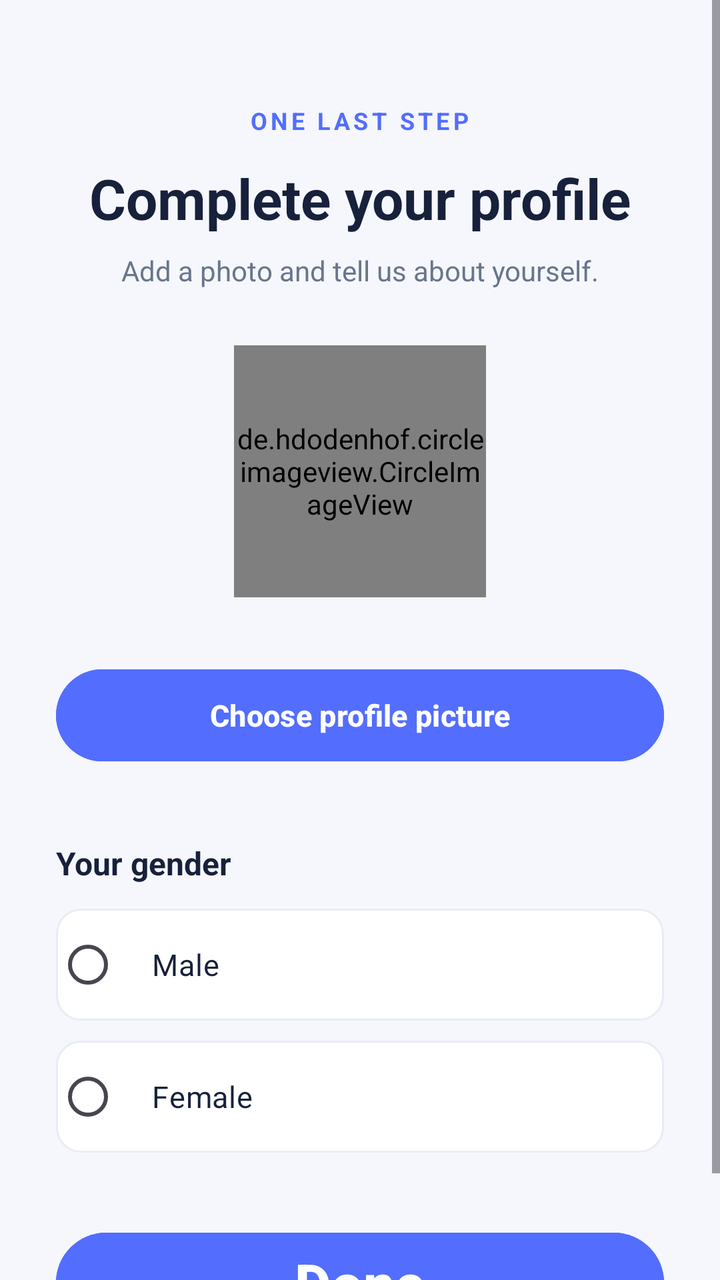
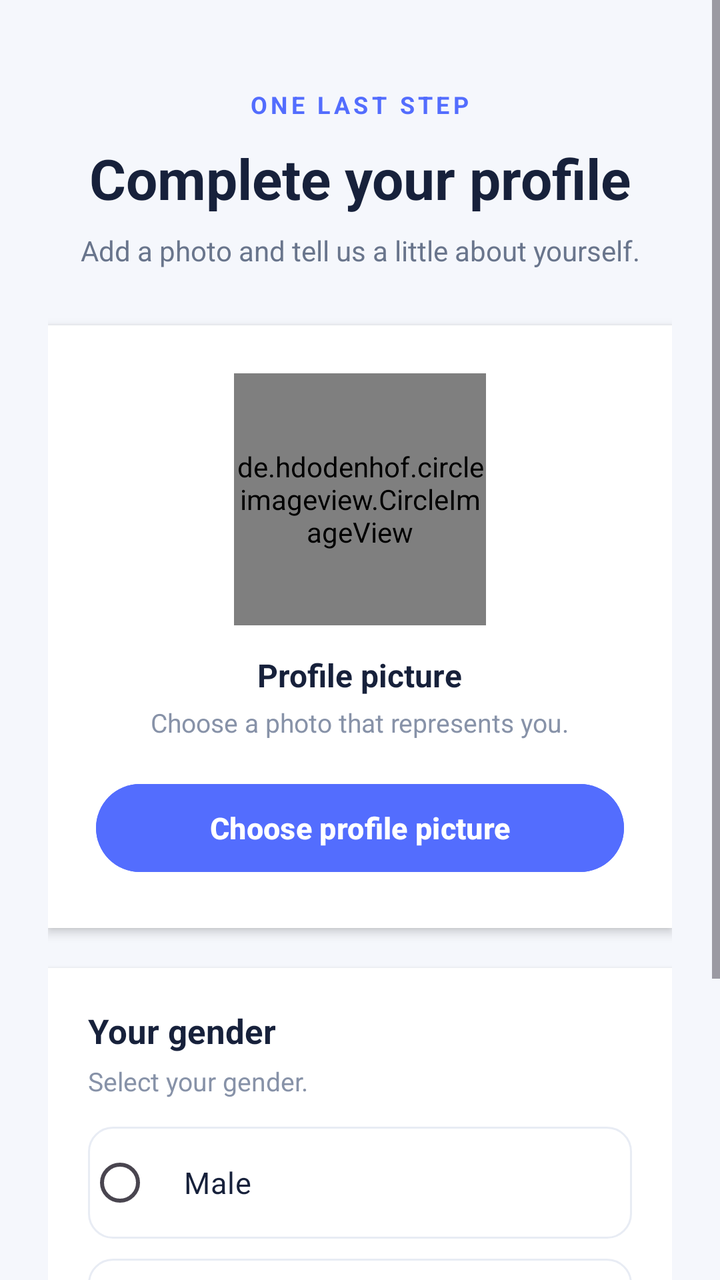

An Android layout rendered at two revisions. The XML below is the earlier revision; the diff shows what the commit changed to produce the second picture.
<!-- AndroidManifest.xml: application theme Theme.FindProfessionals -->
<!-- res/layout/activity_set_image.xml -->
<?xml version="1.0" encoding="utf-8"?>
<androidx.constraintlayout.widget.ConstraintLayout
    xmlns:android="http://schemas.android.com/apk/res/android"
    xmlns:app="http://schemas.android.com/apk/res-auto"
    xmlns:tools="http://schemas.android.com/tools"
    android:id="@+id/main"
    android:layout_width="match_parent"
    android:layout_height="match_parent"
    android:background="#F5F7FC"
    tools:context=".SetImageActivity">

    <ScrollView
        android:layout_width="0dp"
        android:layout_height="0dp"
        android:fillViewport="true"
        app:layout_constraintTop_toTopOf="parent"
        app:layout_constraintBottom_toBottomOf="parent"
        app:layout_constraintStart_toStartOf="parent"
        app:layout_constraintEnd_toEndOf="parent">

        <LinearLayout
            android:layout_width="match_parent"
            android:layout_height="wrap_content"
            android:orientation="vertical"
            android:padding="28dp"
            android:gravity="center_horizontal">

            

            <TextView
                android:layout_width="wrap_content"
                android:layout_height="wrap_content"
                android:layout_marginTop="24dp"
                android:text="ONE LAST STEP"
                android:textColor="#536DFE"
                android:textSize="12sp"
                android:textStyle="bold"
                android:letterSpacing="0.15" />

            <TextView
                android:layout_width="match_parent"
                android:layout_height="wrap_content"
                android:layout_marginTop="12dp"
                android:text="Complete your profile"
                android:textColor="#17213B"
                android:textSize="28sp"
                android:textStyle="bold"
                android:gravity="center" />

            <TextView
                android:layout_width="match_parent"
                android:layout_height="wrap_content"
                android:layout_marginTop="8dp"
                android:text="Add a photo and tell us about yourself."
                android:textColor="#69758C"
                android:textSize="14sp"
                android:gravity="center" />

            












            <de.hdodenhof.circleimageview.CircleImageView
                android:id="@+id/imgProfile"
                android:layout_width="126dp"
                android:layout_height="126dp"
                android:padding="1dp"
                android:layout_marginTop="28dp"
                android:layout_marginBottom="12dp"
                android:src="@drawable/base_img"/>

            

            <Button
                android:id="@+id/btnChooseImage"
                android:layout_width="match_parent"
                android:layout_height="54dp"
                android:layout_marginTop="20dp"
                android:backgroundTint="#536DFE"
                android:text="Choose profile picture"
                android:textColor="#FFFFFF"
                android:textAllCaps="false"
                android:textSize="15sp"
                android:textStyle="bold" />

            

            <TextView
                android:layout_width="match_parent"
                android:layout_height="wrap_content"
                android:layout_marginTop="36dp"
                android:text="Your gender"
                android:textColor="#17213B"
                android:textSize="16sp"
                android:textStyle="bold" />

            

            <RadioGroup
                android:id="@+id/radioGroupGender"
                android:layout_width="match_parent"
                android:layout_height="wrap_content"
                android:layout_marginTop="12dp"
                android:orientation="vertical">

                <RadioButton
                    android:id="@+id/radioMale"
                    android:layout_width="match_parent"
                    android:layout_height="56dp"
                    android:background="@drawable/bg_gender"
                    android:buttonTint="#536DFE"
                    android:paddingStart="16dp"
                    android:paddingEnd="16dp"
                    android:text="Male"
                    android:textColor="#17213B"
                    android:textSize="15sp" />

                <RadioButton
                    android:id="@+id/radioFemale"
                    android:layout_width="match_parent"
                    android:layout_height="56dp"
                    android:layout_marginTop="10dp"
                    android:background="@drawable/bg_gender"
                    android:buttonTint="#536DFE"
                    android:paddingStart="16dp"
                    android:paddingEnd="16dp"
                    android:text="Female"
                    android:textColor="#17213B"
                    android:textSize="15sp" />

            </RadioGroup>

            

            <Button
                android:id="@+id/btnFinisReg"
                android:layout_width="match_parent"
                android:layout_height="58dp"
                android:layout_marginTop="36dp"
                android:backgroundTint="#536DFE"
                android:text="Done"
                android:textAllCaps="false"
                android:textColor="#FFFFFF"
                android:textSize="28sp"
                android:textStyle="bold" />

        </LinearLayout>

    </ScrollView>

</androidx.constraintlayout.widget.ConstraintLayout>
<!-- resources referenced by this layout -->
<resources>
  <!-- drawable base_img: png bitmap (drawable-nodpi, 7294 bytes) -->
  <!-- drawable bg_gender (drawable) -->
  <?xml version="1.0" encoding="utf-8"?>
  <selector xmlns:android="http://schemas.android.com/apk/res/android">
  
      <item android:state_checked="true">
          <shape android:shape="rectangle">
              <solid android:color="#EEF0FF" />
              <corners android:radius="12dp" />
              <stroke
                  android:width="2dp"
                  android:color="#536DFE" />
          </shape>
      </item>
  
      <item>
          <shape android:shape="rectangle">
              <solid android:color="#FFFFFF" />
              <corners android:radius="12dp" />
              <stroke
                  android:width="1dp"
                  android:color="#E8ECF4" />
          </shape>
      </item>
  
  </selector>
  <style name="Theme.FindProfessionals" parent="Base.Theme.FindProfessionals" />
  <style name="Base.Theme.FindProfessionals" parent="Theme.Material3.DayNight.NoActionBar">
          
          
      </style>
</resources>

<!-- the commit's change to res/layout/activity_set_image.xml (unified diff, before → after) -->
@@ -13,6 +13,7 @@
         android:layout_width="0dp"
         android:layout_height="0dp"
         android:fillViewport="true"
+        android:clipToPadding="false"
         app:layout_constraintTop_toTopOf="parent"
         app:layout_constraintBottom_toBottomOf="parent"
         app:layout_constraintStart_toStartOf="parent"
@@ -22,15 +23,15 @@
             android:layout_width="match_parent"
             android:layout_height="wrap_content"
             android:orientation="vertical"
-            android:padding="28dp"
-            android:gravity="center_horizontal">
+            android:gravity="center_horizontal"
+            android:padding="24dp">
 
             
 
             <TextView
                 android:layout_width="wrap_content"
                 android:layout_height="wrap_content"
-                android:layout_marginTop="24dp"
+                android:layout_marginTop="20dp"
                 android:text="ONE LAST STEP"
                 android:textColor="#536DFE"
                 android:textSize="12sp"
@@ -40,7 +41,7 @@
             <TextView
                 android:layout_width="match_parent"
                 android:layout_height="wrap_content"
-                android:layout_marginTop="12dp"
+                android:layout_marginTop="10dp"
                 android:text="Complete your profile"
                 android:textColor="#17213B"
                 android:textSize="28sp"
@@ -51,108 +52,226 @@
                 android:layout_width="match_parent"
                 android:layout_height="wrap_content"
                 android:layout_marginTop="8dp"
-                android:text="Add a photo and tell us about yourself."
+                android:text="Add a photo and tell us a little about yourself."
                 android:textColor="#69758C"
                 android:textSize="14sp"
                 android:gravity="center" />
 
             
 
-
-
-
-
-
-
-
-
-
-
-
-            <de.hdodenhof.circleimageview.CircleImageView
-                android:id="@+id/imgProfile"
-                android:layout_width="126dp"
-                android:layout_height="126dp"
-                android:padding="1dp"
+            <LinearLayout
+                android:layout_width="match_parent"
+                android:layout_height="wrap_content"
                 android:layout_marginTop="28dp"
-                android:layout_marginBottom="12dp"
-                android:src="@drawable/base_img"/>
+                android:orientation="vertical"
+                android:gravity="center_horizontal"
+                android:background="#FFFFFF"
+                android:elevation="3dp"
+                android:padding="24dp">
+
+                <de.hdodenhof.circleimageview.CircleImageView
+                    android:id="@+id/imgProfile"
+                    android:layout_width="126dp"
+                    android:layout_height="126dp"
+                    android:src="@drawable/base_img"
+                    android:scaleType="centerCrop" />
+
+                <TextView
+                    android:layout_width="wrap_content"
+                    android:layout_height="wrap_content"
+                    android:layout_marginTop="14dp"
+                    android:text="Profile picture"
+                    android:textColor="#17213B"
+                    android:textSize="16sp"
+                    android:textStyle="bold" />
+
+                <TextView
+                    android:layout_width="wrap_content"
+                    android:layout_height="wrap_content"
+                    android:layout_marginTop="4dp"
+                    android:text="Choose a photo that represents you."
+                    android:textColor="#8792A8"
+                    android:textSize="13sp" />
+
+                <Button
+                    android:id="@+id/btnChooseImage"
+                    android:layout_width="match_parent"
+                    android:layout_height="52dp"
+                    android:layout_marginTop="18dp"
+                    android:backgroundTint="#536DFE"
+                    android:text="Choose profile picture"
+                    android:textColor="#FFFFFF"
+                    android:textAllCaps="false"
+                    android:textSize="15sp"
+                    android:textStyle="bold" />
+
+            </LinearLayout>
+
+            
+
+            <LinearLayout
+                android:layout_width="match_parent"
+                android:layout_height="wrap_content"
+                android:layout_marginTop="20dp"
+                android:orientation="vertical"
+                android:background="#FFFFFF"
+                android:elevation="3dp"
+                android:padding="20dp">
+
+                <TextView
+                    android:layout_width="match_parent"
+                    android:layout_height="wrap_content"
+                    android:text="Your gender"
+                    android:textColor="#17213B"
+                    android:textSize="17sp"
+                    android:textStyle="bold" />
+
+                <TextView
+                    android:layout_width="match_parent"
+                    android:layout_height="wrap_content"
+                    android:layout_marginTop="5dp"
+                    android:text="Select your gender."
+                    android:textColor="#8792A8"
+                    android:textSize="13sp" />
+
+                <RadioGroup
+                    android:id="@+id/radioGroupGender"
+                    android:layout_width="match_parent"
+                    android:layout_height="wrap_content"
+                    android:layout_marginTop="14dp"
+                    android:orientation="vertical">
+
+                    <RadioButton
+                        android:id="@+id/radioMale"
+                        android:layout_width="match_parent"
+                        android:layout_height="56dp"
+                        android:background="@drawable/bg_gender"
+                        android:buttonTint="#536DFE"
+                        android:paddingStart="16dp"
+                        android:paddingEnd="16dp"
+                        android:text="Male"
+                        android:textColor="#17213B"
+                        android:textSize="15sp" />
+
+                    <RadioButton
+                        android:id="@+id/radioFemale"
+                        android:layout_width="match_parent"
+                        android:layout_height="56dp"
+                        android:layout_marginTop="10dp"
+                        android:background="@drawable/bg_gender"
+                        android:buttonTint="#536DFE"
+                        android:paddingStart="16dp"
+                        android:paddingEnd="16dp"
+                        android:text="Female"
+                        android:textColor="#17213B"
+                        android:textSize="15sp" />
+
+                </RadioGroup>
+
+            </LinearLayout>
+
+            
+
+            <LinearLayout
+                android:id="@+id/professionalFields"
+                android:layout_width="match_parent"
+                android:layout_height="wrap_content"
+                android:layout_marginTop="20dp"
+                android:orientation="vertical"
+                android:background="#FFFFFF"
+                android:elevation="3dp"
+                android:padding="20dp"
+                android:visibility="gone">
+
+                <TextView
+                    android:layout_width="match_parent"
+                    android:layout_height="wrap_content"
+                    android:text="Professional details"
+                    android:textColor="#17213B"
+                    android:textSize="17sp"
+                    android:textStyle="bold" />
+
+                <TextView
+                    android:layout_width="match_parent"
+                    android:layout_height="wrap_content"
+                    android:layout_marginTop="5dp"
+                    android:text="Help potential clients learn more about your work."
+                    android:textColor="#8792A8"
+                    android:textSize="13sp" />
+
+                
+
+                <TextView
+                    android:layout_width="wrap_content"
+                    android:layout_height="wrap_content"
+                    android:layout_marginTop="22dp"
+                    android:text="About your work"
+                    android:textColor="#17213B"
+                    android:textSize="14sp"
+                    android:textStyle="bold" />
+
+                <EditText
+                    android:id="@+id/editDescription"
+                    android:layout_width="match_parent"
+                    android:layout_height="130dp"
+                    android:layout_marginTop="8dp"
+                    android:backgroundTint="#CBD3E5"
+                    android:gravity="top|start"
+                    android:hint="Describe your skills, services and experience..."
+                    android:inputType="textCapSentences|textMultiLine"
+                    android:maxLength="1000"
+                    android:maxLines="6"
+                    android:padding="12dp"
+                    android:textColor="#17213B"
+                    android:textColorHint="#8792A8"
+                    android:textSize="14sp" />
+
+                
+
+                <TextView
+                    android:layout_width="wrap_content"
+                    android:layout_height="wrap_content"
+                    android:layout_marginTop="22dp"
+                    android:text="Professional experience since"
+                    android:textColor="#17213B"
+                    android:textSize="14sp"
+                    android:textStyle="bold" />
+
+                <EditText
+                    android:id="@+id/editStartDate"
+                    android:layout_width="match_parent"
+                    android:layout_height="56dp"
+                    android:layout_marginTop="8dp"
+                    android:backgroundTint="#CBD3E5"
+                    android:hint="DD/MM/YYYY"
+                    android:inputType="none"
+                    android:focusable="false"
+                    android:clickable="true"
+                    android:cursorVisible="false"
+                    android:drawableEnd="@android:drawable/ic_menu_my_calendar"
+                    android:drawableTint="#536DFE"
+                    android:paddingEnd="12dp"
+                    android:textColor="#17213B"
+                    android:textColorHint="#8792A8"
+                    android:textSize="16sp" />
+
+            </LinearLayout>
 
             
 
             <Button
-                android:id="@+id/btnChooseImage"
-                android:layout_width="match_parent"
-                android:layout_height="54dp"
-                android:layout_marginTop="20dp"
+                android:id="@+id/btnFinisReg"
+                android:layout_width="match_parent"
+                android:layout_height="56dp"
+                android:layout_marginTop="28dp"
+                android:layout_marginBottom="24dp"
                 android:backgroundTint="#536DFE"
-                android:text="Choose profile picture"
+                android:text="Complete registration"
+                android:textAllCaps="false"
                 android:textColor="#FFFFFF"
-                android:textAllCaps="false"
-                android:textSize="15sp"
-                android:textStyle="bold" />
-
-            
-
-            <TextView
-                android:layout_width="match_parent"
-                android:layout_height="wrap_content"
-                android:layout_marginTop="36dp"
-                android:text="Your gender"
-                android:textColor="#17213B"
                 android:textSize="16sp"
                 android:textStyle="bold" />
 
-            
-
-            <RadioGroup
-                android:id="@+id/radioGroupGender"
-                android:layout_width="match_parent"
-                android:layout_height="wrap_content"
-                android:layout_marginTop="12dp"
-                android:orientation="vertical">
-
-                <RadioButton
-                    android:id="@+id/radioMale"
-                    android:layout_width="match_parent"
-                    android:layout_height="56dp"
-                    android:background="@drawable/bg_gender"
-                    android:buttonTint="#536DFE"
-                    android:paddingStart="16dp"
-                    android:paddingEnd="16dp"
-                    android:text="Male"
-                    android:textColor="#17213B"
-                    android:textSize="15sp" />
-
-                <RadioButton
-                    android:id="@+id/radioFemale"
-                    android:layout_width="match_parent"
-                    android:layout_height="56dp"
-                    android:layout_marginTop="10dp"
-                    android:background="@drawable/bg_gender"
-                    android:buttonTint="#536DFE"
-                    android:paddingStart="16dp"
-                    android:paddingEnd="16dp"
-                    android:text="Female"
-                    android:textColor="#17213B"
-                    android:textSize="15sp" />
-
-            </RadioGroup>
-
-            
-
-            <Button
-                android:id="@+id/btnFinisReg"
-                android:layout_width="match_parent"
-                android:layout_height="58dp"
-                android:layout_marginTop="36dp"
-                android:backgroundTint="#536DFE"
-                android:text="Done"
-                android:textAllCaps="false"
-                android:textColor="#FFFFFF"
-                android:textSize="28sp"
-                android:textStyle="bold" />
-
         </LinearLayout>
 
     </ScrollView>
